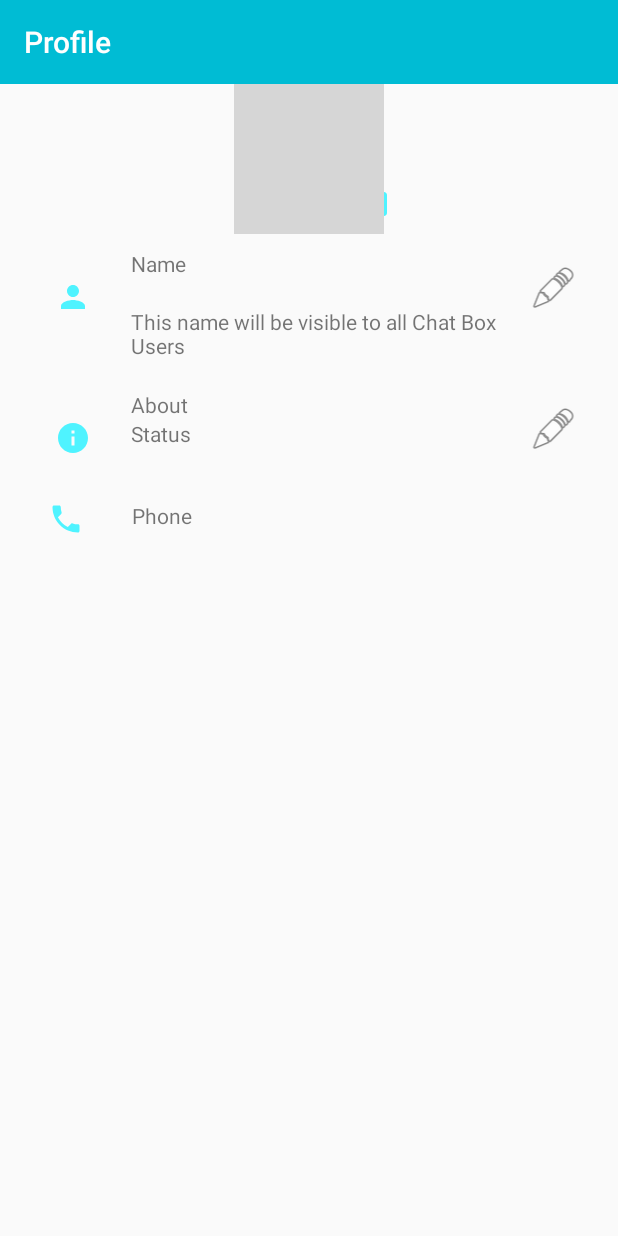
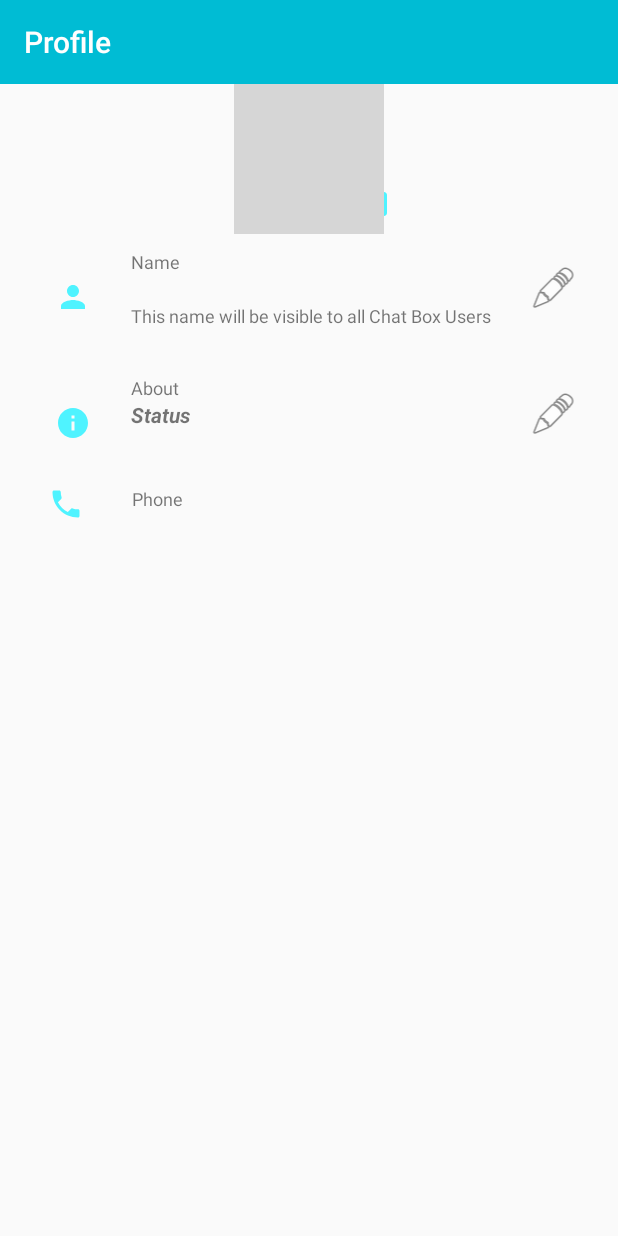
Before and after one commit to Amarendra2112/ChatBox, an Android app: the SettingProfile screen opened directly, with no data from a screen before it, on a phone screen of 412 x 824 dp. Run offline under Robolectric (Android 15) with nearby library versions, the phone set to English and light mode, and no system bars; our stand-ins replace Firebase (no records; nobody signed in at launch, a user with empty details on screens opened directly); libraries missing offline, so code that uses them is left out: com.mikhaellopez.circularimageview; plain views replace CircularImageView; pictures from the network do not load; 2 statements that could not run were skipped; grey boxes are pictures that could not be loaded.

Commit message:
Chat part is under process.

```diff
--- a/app/build.gradle
+++ b/app/build.gradle
@@ -37,6 +37,7 @@ dependencies {
     implementation 'com.google.firebase:firebase-auth:19.3.2'
     implementation 'com.google.firebase:firebase-firestore:21.5.0'
     implementation 'com.google.firebase:firebase-storage:19.1.1'
+    implementation 'com.google.firebase:firebase-database:19.3.1'
     testImplementation 'junit:junit:4.12'
     androidTestImplementation 'androidx.test.ext:junit:1.1.1'
     androidTestImplementation 'androidx.test.espresso:espresso-core:3.2.0'
--- a/app/src/main/res/layout/activity_setting_profile.xml
+++ b/app/src/main/res/layout/activity_setting_profile.xml
@@ -72,21 +72,24 @@
                 android:layout_width="235dp"
                 android:layout_height="wrap_content"
                 android:layout_weight="1"
-                android:text="Name" />
+                android:text="Name"
+                android:textSize="12sp" />
 
             <TextView
                 android:id="@+id/ProfileAboutStatus"
                 android:layout_width="match_parent"
                 android:layout_height="wrap_content"
                 android:layout_weight="1"
-                android:text="TextView" />
+                android:text="TextView"
+                android:textStyle="bold|italic" />
 
             <TextView
                 android:id="@+id/textView3"
                 android:layout_width="match_parent"
                 android:layout_height="wrap_content"
                 android:layout_weight="1"
-                android:text="This name will be visible to all Chat Box Users" />
+                android:text="This name will be visible to all Chat Box Users"
+                android:textSize="12sp" />
 
         </LinearLayout>
         <ImageView
@@ -124,14 +127,16 @@
                 android:layout_width="235dp"
                 android:layout_height="wrap_content"
                 android:layout_weight="1"
-                android:text="About" />
+                android:text="About"
+                android:textSize="12sp" />
 
             <TextView
                 android:id="@+id/ProfileStatusDetails"
                 android:layout_width="match_parent"
                 android:layout_height="wrap_content"
                 android:layout_weight="1"
-                android:text="Status" />
+                android:text="Status"
+                android:textStyle="bold|italic" />
 
         </LinearLayout>
         <ImageView
@@ -167,14 +172,16 @@
                 android:layout_width="235dp"
                 android:layout_height="wrap_content"
                 android:layout_weight="1"
-                android:text="Phone" />
+                android:text="Phone"
+                android:textSize="12sp" />
 
             <TextView
                 android:id="@+id/ProfilePhoneDetail"
                 android:layout_width="match_parent"
                 android:layout_height="wrap_content"
                 android:layout_weight="1"
-                android:text="TextView" />
+                android:text="TextView"
+                android:textStyle="bold" />
 
 
         </LinearLayout>
```
Also changed, not shown: app/src/main/java/com/example/chatbox/Chat/Chat.java (+72 -1 lines), app/src/main/java/com/example/chatbox/adapter/ChatAdapter.java (added, +66 -0 lines), app/src/main/java/com/example/chatbox/model/Chat/Chats.java (added, +40 -0 lines), app/src/main/res/drawable/box_left_chat.xml (added, +9 -0 lines), app/src/main/res/drawable/box_right_chat.xml (added, +9 -0 lines), app/src/main/res/layout/chat_item_left.xml (added, +20 -0 lines), app/src/main/res/layout/chat_item_right.xml (added, +19 -0 lines).
